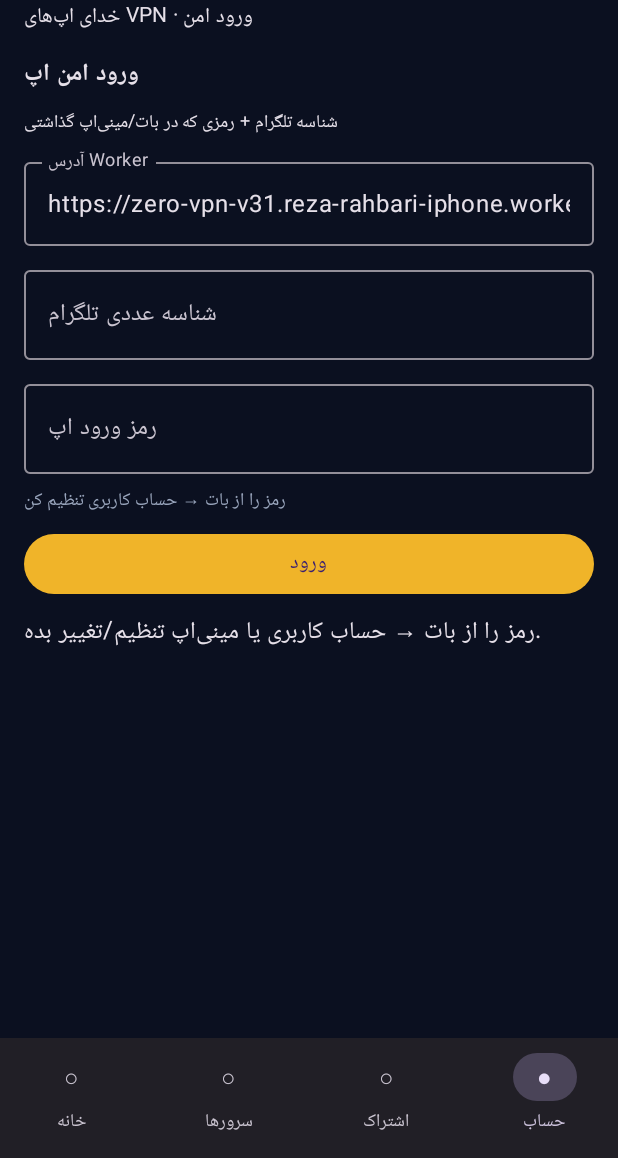
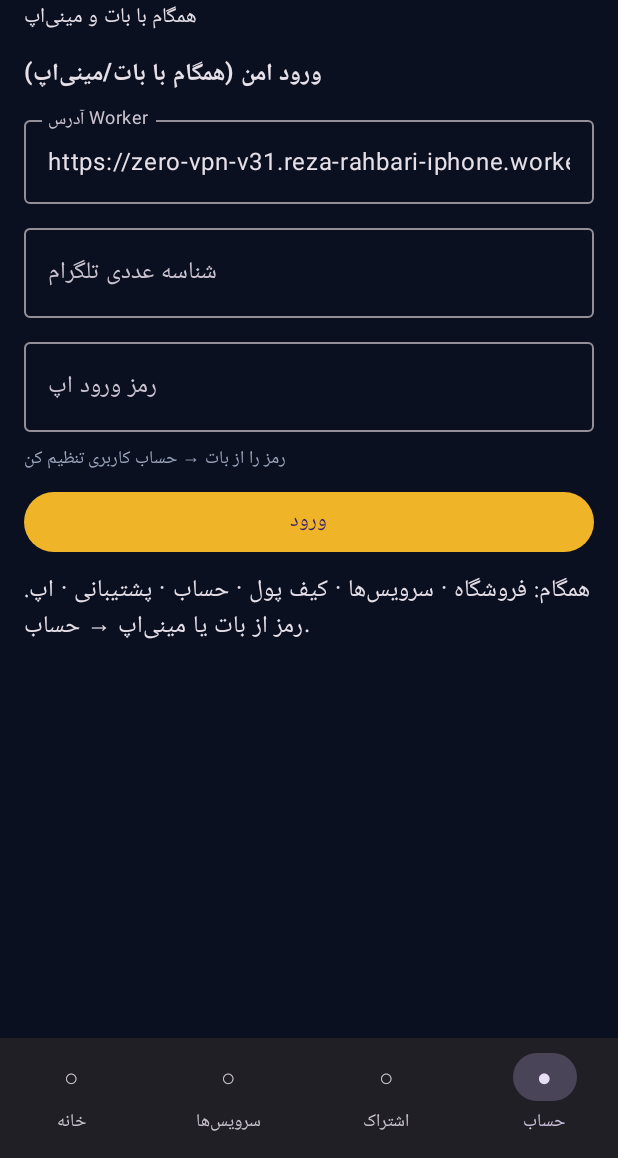
Before and after one commit to 021ZERO/ZEROPiNG, an Android app built with Jetpack Compose: the screen it shows after launch (MainActivity), after a tap on "اتصال", on a phone screen of 412 x 824 dp, the part 78-1236 px from its top. Run offline under Robolectric (Android 15) with nearby library versions, the phone set to English and light mode, and no system bars.

Commit message:
feat: v0.6.1 app UI labels synced with bot and mini-app

```diff
--- a/app/src/main/java/com/zeroping/app/MainActivity.kt
+++ b/app/src/main/java/com/zeroping/app/MainActivity.kt
@@ -109,7 +109,7 @@ fun ZeroPingDemoApp() {
     Scaffold(
         bottomBar = {
             NavigationBar {
-                listOf("خانه", "سرورها", "اشتراک", "حساب").forEachIndexed { i, label ->
+                listOf("خانه", "سرویس‌ها", "اشتراک", "حساب").forEachIndexed { i, label ->
                     NavigationBarItem(
                         selected = tab == i,
                         onClick = { tab = i },
@@ -121,18 +121,14 @@ fun ZeroPingDemoApp() {
         },
     ) { pad ->
         Column(
-            Modifier
-                .fillMaxSize()
-                .padding(pad)
-                .padding(16.dp),
+            Modifier.fillMaxSize().padding(pad).padding(16.dp),
         ) {
             Text("ZEROPiNG", style = MaterialTheme.typography.headlineMedium, fontWeight = FontWeight.Bold)
             Text(
-                if (loggedIn) "وارد شده · $userId" else "خدای اپ‌های VPN · ورود امن",
+                if (loggedIn) "وارد شده · $userId" else "همگام با بات و مینی‌اپ",
                 style = MaterialTheme.typography.bodyMedium,
             )
             Spacer(Modifier.height(12.dp))
-
             when (tab) {
                 0 -> {
                     val selected = servers.find { it.id == selectedId }
@@ -152,43 +148,24 @@ fun ZeroPingDemoApp() {
                                     else -> Color(0xFFFF6B6B)
                                 },
                             )
-                            Text(selected?.name ?: "سروری انتخاب نشده")
+                            Text(selected?.name ?: "سرویسی انتخاب نشده")
                             Text("${selected?.protocol ?: "—"} · ${selected?.address ?: "—"}")
                             Text(statusNote, style = MaterialTheme.typography.bodySmall)
                             if (loggedIn && accountName.isNotBlank()) {
                                 Text("حساب: $accountName · موجودی: $balanceText", style = MaterialTheme.typography.bodySmall)
                             }
                             Row(horizontalArrangement = Arrangement.spacedBy(8.dp)) {
-                                Button(
-                                    onClick = {
-                                        if (!loggedIn) {
-                                            statusNote = "اول از تب حساب وارد شو"
-                                            tab = 3
-                                            return@Button
-                                        }
-                                        if (selected == null) {
-                                            statusNote = "اول سرور را انتخاب کن"
-                                            return@Button
-                                        }
-                                        connecting = true
-                                        connected = false
-                                        statusNote = "شبیه‌سازی اتصال به ${selected.name}…"
+                                Button(onClick = {
+                                    if (!loggedIn) { statusNote = "اول از تب حساب وارد شو"; tab = 3; return@Button }
+                                    if (selected == null) { statusNote = "اول سرویس را انتخاب کن"; return@Button }
+                                    connecting = true; connected = false
                                     appendLog("Connect → ${selected.name}")
-                                        connecting = false
-                                        connected = true
+                                    connecting = false; connected = true
                                     statusNote = "متصل (تست UI) · تونل واقعی در بیلد libbox"
-                                    },
-                                    enabled = !connecting,
-                                ) { Text(if (connected) "اتصال مجدد" else "اتصال") }
-                                OutlinedButton(
-                                    onClick = {
-                                        connected = false
-                                        connecting = false
-                                        statusNote = "قطع شد"
-                                        appendLog("Disconnect")
-                                    },
-                                    enabled = connected || connecting,
-                                ) { Text("قطع") }
+                                }, enabled = !connecting) { Text(if (connected) "اتصال مجدد" else "اتصال") }
+                                OutlinedButton(onClick = {
+                                    connected = false; connecting = false; statusNote = "قطع شد"; appendLog("Disconnect")
+                                }, enabled = connected || connecting) { Text("قطع") }
                             }
                         }
                     }
@@ -196,18 +173,10 @@ fun ZeroPingDemoApp() {
                     Text("لاگ نشست", fontWeight = FontWeight.Bold)
                     Text(log, style = MaterialTheme.typography.bodySmall)
                 }
-
                 1 -> {
                     LazyColumn(verticalArrangement = Arrangement.spacedBy(8.dp)) {
                         items(servers, key = { it.id }) { s ->
-                            Card(
-                                onClick = {
-                                    selectedId = s.id
-                                    appendLog("Select ${s.name}")
-                                    tab = 0
-                                },
-                                modifier = Modifier.fillMaxWidth(),
-                            ) {
+                            Card(onClick = { selectedId = s.id; appendLog("Select ${s.name}"); tab = 0 }, modifier = Modifier.fillMaxWidth()) {
                                 Column(Modifier.padding(12.dp)) {
                                     Text(s.name, fontWeight = FontWeight.Bold)
                                     Text("${s.protocol} · ${s.address}")
@@ -218,28 +187,13 @@ fun ZeroPingDemoApp() {
                         }
                     }
                 }
-
                 2 -> {
-                    Column(
-                        Modifier.verticalScroll(rememberScrollState()),
-                        verticalArrangement = Arrangement.spacedBy(8.dp),
-                    ) {
-                        Text("لینک اشتراک / کانفیگ را بچسبان")
-                        OutlinedTextField(
-                            value = subUrl,
-                            onValueChange = { subUrl = it },
-                            modifier = Modifier.fillMaxWidth(),
-                            minLines = 3,
-                            label = { Text("vless:// … یا لینک ساب") },
-                        )
-                        Button(
-                            onClick = {
+                    Column(Modifier.verticalScroll(rememberScrollState()), verticalArrangement = Arrangement.spacedBy(8.dp)) {
+                        Text("لینک اشتراک / کانفیگ")
+                        OutlinedTextField(value = subUrl, onValueChange = { subUrl = it }, modifier = Modifier.fillMaxWidth(), minLines = 3, label = { Text("vless:// یا لینک ساب") })
+                        Button(onClick = {
                             val text = subUrl.trim()
-                                if (text.isBlank()) {
-                                    appendLog("Import empty")
-                                    statusNote = "متن خالی است"
-                                    return@Button
-                                }
+                            if (text.isBlank()) return@Button
                             val name = when {
                                 text.startsWith("vless://") -> "Imported VLESS"
                                 text.startsWith("vmess://") -> "Imported VMess"
@@ -250,84 +204,36 @@ fun ZeroPingDemoApp() {
                             }
                             val id = (servers.size + 1).toString()
                             servers.add(0, DemoServer(id, name, name.substringAfter(" "), "imported.node", null))
-                                selectedId = id
-                                appendLog("Imported: $name")
-                                statusNote = "وارد شد · از تب سرورها ببین"
-                                subUrl = ""
-                            },
-                            modifier = Modifier.fillMaxWidth(),
-                        ) { Text("ورود اشتراک") }
+                            selectedId = id; appendLog("Imported: $name"); subUrl = ""
+                        }, modifier = Modifier.fillMaxWidth()) { Text("ورود اشتراک") }
                     }
                 }
-
                 else -> {
-                    Column(
-                        Modifier.verticalScroll(rememberScrollState()),
-                        verticalArrangement = Arrangement.spacedBy(8.dp),
-                    ) {
-                        Text("ورود امن اپ", fontWeight = FontWeight.Bold)
-                        Text("شناسه تلگرام + رمزی که در بات/مینی‌اپ گذاشتی", style = MaterialTheme.typography.bodySmall)
-                        OutlinedTextField(
-                            value = workerBase,
-                            onValueChange = { workerBase = it },
-                            label = { Text("آدرس Worker") },
-                            modifier = Modifier.fillMaxWidth(),
-                            singleLine = true,
-                        )
-                        OutlinedTextField(
-                            value = userId,
-                            onValueChange = { userId = it.filter { ch -> ch.isDigit() } },
-                            label = { Text("شناسه عددی تلگرام") },
-                            modifier = Modifier.fillMaxWidth(),
-                            singleLine = true,
-                            keyboardOptions = KeyboardOptions(keyboardType = KeyboardType.Number),
-                        )
-                        OutlinedTextField(
-                            value = password,
-                            onValueChange = { password = it },
-                            label = { Text("رمز ورود اپ") },
-                            modifier = Modifier.fillMaxWidth(),
-                            singleLine = true,
-                            visualTransformation = PasswordVisualTransformation(),
-                            keyboardOptions = KeyboardOptions(keyboardType = KeyboardType.Password),
-                        )
+                    Column(Modifier.verticalScroll(rememberScrollState()), verticalArrangement = Arrangement.spacedBy(8.dp)) {
+                        Text("ورود امن (همگام با بات/مینی‌اپ)", fontWeight = FontWeight.Bold)
+                        OutlinedTextField(value = workerBase, onValueChange = { workerBase = it }, label = { Text("آدرس Worker") }, modifier = Modifier.fillMaxWidth(), singleLine = true)
+                        OutlinedTextField(value = userId, onValueChange = { userId = it.filter { ch -> ch.isDigit() } }, label = { Text("شناسه عددی تلگرام") }, modifier = Modifier.fillMaxWidth(), singleLine = true, keyboardOptions = KeyboardOptions(keyboardType = KeyboardType.Number))
+                        OutlinedTextField(value = password, onValueChange = { password = it }, label = { Text("رمز ورود اپ") }, modifier = Modifier.fillMaxWidth(), singleLine = true, visualTransformation = PasswordVisualTransformation(), keyboardOptions = KeyboardOptions(keyboardType = KeyboardType.Password))
                         Text(authMsg, style = MaterialTheme.typography.bodySmall, color = Color(0xFF9AA6BD))
-                        Button(
-                            onClick = {
+                        Button(onClick = {
                             if (authBusy) return@Button
-                                val uid = userId.trim()
-                                val pass = password
-                                val base = workerBase.trim().trimEnd('/')
-                                if (uid.length < 5 || pass.length < 4) {
-                                    authMsg = "شناسه و رمز را درست وارد کن"
-                                    return@Button
-                                }
-                                authBusy = true
-                                authMsg = "در حال بررسی…"
+                            val uid = userId.trim(); val pass = password; val base = workerBase.trim().trimEnd('/')
+                            if (uid.length < 5 || pass.length < 4) { authMsg = "شناسه و رمز را درست وارد کن"; return@Button }
+                            authBusy = true; authMsg = "در حال بررسی…"
                             scope.launch {
                                 val result = withContext(Dispatchers.IO) {
                                     try {
                                         val url = URL("$base/api/app/login")
                                         val conn = (url.openConnection() as HttpURLConnection).apply {
-                                                requestMethod = "POST"
-                                                connectTimeout = 15000
-                                                readTimeout = 15000
-                                                doOutput = true
+                                            requestMethod = "POST"; connectTimeout = 15000; readTimeout = 15000; doOutput = true
                                             setRequestProperty("Content-Type", "application/json")
                                         }
-                                            val body = JSONObject()
-                                                .put("userId", uid)
-                                                .put("password", pass)
-                                                .toString()
+                                        val body = JSONObject().put("userId", uid).put("password", pass).toString()
                                         conn.outputStream.use { it.write(body.toByteArray(Charsets.UTF_8)) }
                                         val code = conn.responseCode
-                                            val text = (if (code in 200..299) conn.inputStream else conn.errorStream)
-                                                ?.bufferedReader()?.readText().orEmpty()
-                                            conn.disconnect()
-                                            Pair(code, text)
-                                        } catch (e: Exception) {
-                                            Pair(-1, e.message ?: "network error")
-                                        }
+                                        val text = (if (code in 200..299) conn.inputStream else conn.errorStream)?.bufferedReader()?.readText().orEmpty()
+                                        conn.disconnect(); Pair(code, text)
+                                    } catch (e: Exception) { Pair(-1, e.message ?: "network error") }
                                 }
                                 authBusy = false
                                 val (code, text) = result
@@ -335,44 +241,29 @@ fun ZeroPingDemoApp() {
                                     val j = JSONObject(text.ifBlank { "{}" })
                                     if (code in 200..299 && j.optBoolean("ok")) {
                                         loggedIn = true
-                                            accountName = listOf(
-                                                j.optString("firstName"),
-                                                j.optString("lastName"),
-                                            ).joinToString(" ").trim()
+                                        accountName = listOf(j.optString("firstName"), j.optString("lastName")).joinToString(" ").trim()
                                         balanceText = j.opt("balance")?.toString() ?: "—"
-                                            authMsg = "✅ ورود موفق"
-                                            statusNote = "وارد شدی · می‌تونی وصل شوی"
-                                            appendLog("Login OK uid=$uid")
-                                            password = ""
+                                        val delivered = j.optInt("deliveredOrders", 0)
+                                        val orders = j.optInt("ordersCount", 0)
+                                        authMsg = "✅ ورود موفق · سرویس $delivered · فاکتور $orders"
+                                        statusNote = "وارد شدی · موجودی $balanceText · سرویس $delivered"
+                                        appendLog("Login OK uid=$uid"); password = ""
                                     } else {
                                         loggedIn = false
                                         authMsg = "❌ " + (j.optString("error").ifBlank { "ورود ناموفق ($code)" })
                                         appendLog("Login fail: $authMsg")
                                     }
                                 } catch (_: Exception) {
-                                        loggedIn = false
-                                        authMsg = "❌ پاسخ نامعتبر از سرور"
-                                        appendLog("Login parse error: $text")
+                                    loggedIn = false; authMsg = "❌ پاسخ نامعتبر از سرور"; appendLog("Login parse error: $text")
                                 }
                             }
-                            },
-                            enabled = !authBusy,
-                            modifier = Modifier.fillMaxWidth(),
-                        ) { Text(if (authBusy) "…" else "ورود") }
+                        }, enabled = !authBusy, modifier = Modifier.fillMaxWidth()) { Text(if (authBusy) "…" else "ورود") }
                         if (loggedIn) {
-                            OutlinedButton(
-                                onClick = {
-                                    loggedIn = false
-                                    connected = false
-                                    accountName = ""
-                                    balanceText = "—"
-                                    authMsg = "خارج شدی"
-                                    appendLog("Logout")
-                                },
-                                modifier = Modifier.fillMaxWidth(),
-                            ) { Text("خروج از حساب") }
+                            OutlinedButton(onClick = {
+                                loggedIn = false; connected = false; accountName = ""; balanceText = "—"; authMsg = "خارج شدی"; appendLog("Logout")
+                            }, modifier = Modifier.fillMaxWidth()) { Text("خروج از حساب") }
                         }
-                        Text("رمز را از بات → حساب کاربری یا مینی‌اپ تنظیم/تغییر بده.")
+                        Text("همگام: فروشگاه · سرویس‌ها · کیف پول · حساب · پشتیبانی · اپ. رمز از بات یا مینی‌اپ → حساب.")
                     }
                 }
             }
```
Lines whose indentation alone changed are shown as unchanged.
